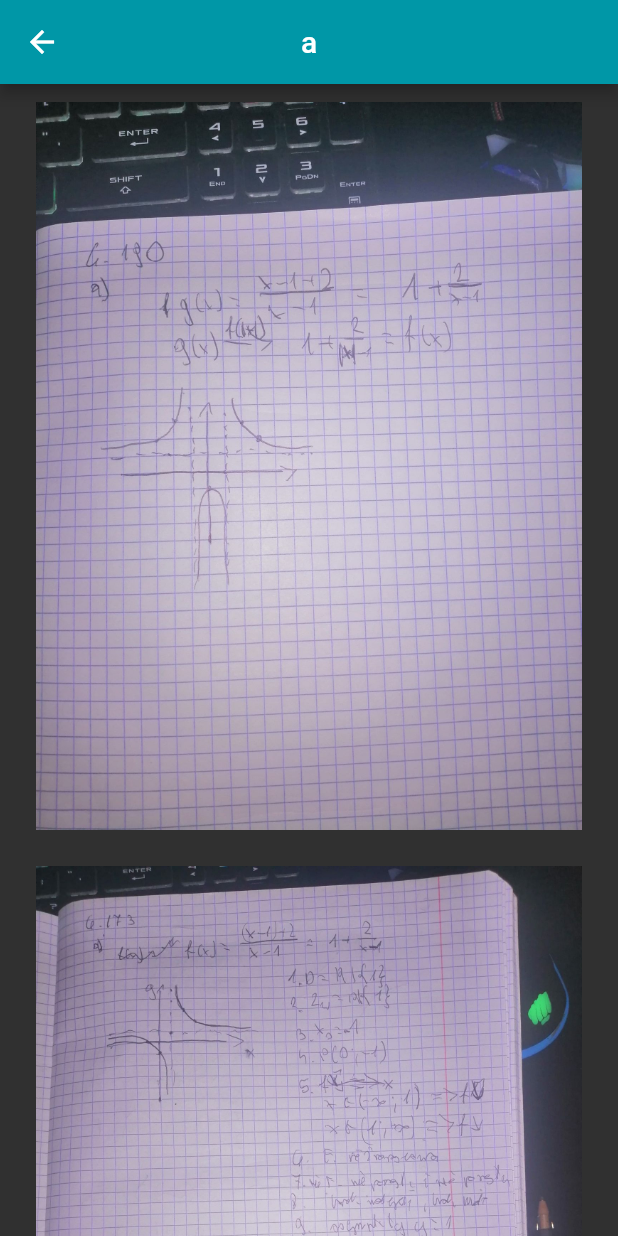
After one commit to jaanonim/Homework, a Flutter app: the screen it shows after launch, after a tap on an icon or button, on a phone screen of 412 x 824 dp. The commit adds this screen. Run offline on Flutter 3.47's test engine with Material 2 defaults, Android fonts, the light colour scheme and no system bars.

Commit message:
tests images, and list of photos with deleting them function

```diff
--- a/lib/components/item.dart
+++ b/lib/components/item.dart
@@ -9,12 +9,21 @@ class Item extends StatelessWidget {
 
   @override
   Widget build(BuildContext context) {
-    return Draggable(
-      child: Card(
-        child: Center(child: Text(homeworkItem.title)),
-      ),
-      feedback: Card(
-        child: Center(child: Text(homeworkItem.title)),
+    return  GestureDetector(
+      onTap: (){
+        Navigator.pushNamed(context, "/editHomework",arguments: {
+          'title':homeworkItem.title
+        });
+      },
+      child: Draggable(
+        child: Card(
+          child: Center(child: Text(homeworkItem.title)),
+        ),
+        feedback: Card(
+          child: Center(child: Text(homeworkItem.title)),
+        ),
+
+
       ),
     );
   }
--- a/lib/main.dart
+++ b/lib/main.dart
@@ -1,4 +1,5 @@
 import 'package:flutter/material.dart';
+import 'package:homework/screens/editHomework.dart';
 import 'package:homework/screens/home.dart';
 import 'package:homework/screens/settings.dart';
 import 'package:homework/theme/style.dart';
@@ -11,6 +12,7 @@ void main() {
     routes: {
       '/': (context) =>Home(),
       '/settings': (context) =>Settings(),
+      '/editHomework': (context)=>EditHomework()
     },
   ));
 }
--- /dev/null
+++ b/lib/screens/editHomework.dart
@@ -0,0 +1,52 @@
+import 'package:flutter/material.dart';
+
+class EditHomework extends StatefulWidget {
+  @override
+  _EditHomeworkState createState() => _EditHomeworkState();
+}
+
+class _EditHomeworkState extends State<EditHomework> {
+  Map data = {};
+  var items = [
+    0,1,2,3,4
+  ];
+
+  @override
+  Widget build(BuildContext context) {
+    data = ModalRoute.of(context).settings.arguments;
+
+    return Scaffold(
+      appBar: AppBar(
+        title: Text(data['title']),
+        centerTitle: true,
+      ),
+      body: ReorderableListView(
+        onReorder: (oldIndex, newIndex) {
+          setState(() {
+            var a = items[oldIndex];
+            items.removeAt(oldIndex);
+            items.insert(newIndex, a);
+            print(oldIndex.toString() + " " + newIndex.toString());
+            print(items);
+          });
+        },
+        children: [
+          for (final i in items)
+            Dismissible(
+              key: ValueKey(i),
+              onDismissed: (direction) {
+                setState(() {
+                  items.remove(i);
+                });
+              },
+              child: ListTile(
+                  title: Padding(
+                      padding: const EdgeInsets.all(8.0),
+                      child: Image.asset(
+                          "assets/testImage/" + (i + 1).toString() + ".jpg"))),
+            )
+        ],
+      ),
+    );
+  }
+}
--- a/lib/screens/home.dart
+++ b/lib/screens/home.dart
@@ -62,6 +62,7 @@ class _HomeState extends State<Home> {
           children: homeworks.map<Widget>((homework) {
             return Item(
               homeworkItem: homework,
+
             );
           }).toList()),
       floatingActionButton: FloatingActionButton(
--- a/pubspec.yaml
+++ b/pubspec.yaml
@@ -47,6 +47,7 @@ flutter:
   # To add assets to your application, add an assets section, like this:
   assets:
     - assets/
+    - assets/testImage/
 
   # An image asset can refer to one or more resolution-specific "variants", see
   # https://flutter.dev/assets-and-images/#resolution-aware.
```
Also changed, not shown: assets/testImage/1.jpg (added), assets/testImage/2.jpg (added), assets/testImage/3.jpg (added), assets/testImage/4.jpg (added), assets/testImage/5.jpg (added), assets/testImage/6.jpg (added).
